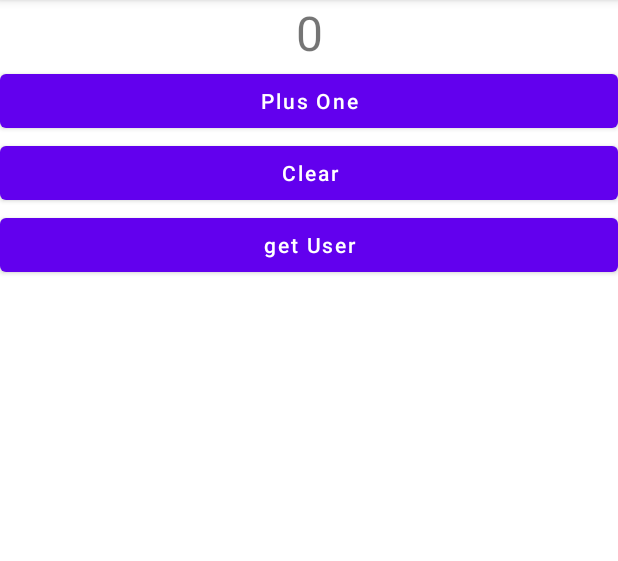
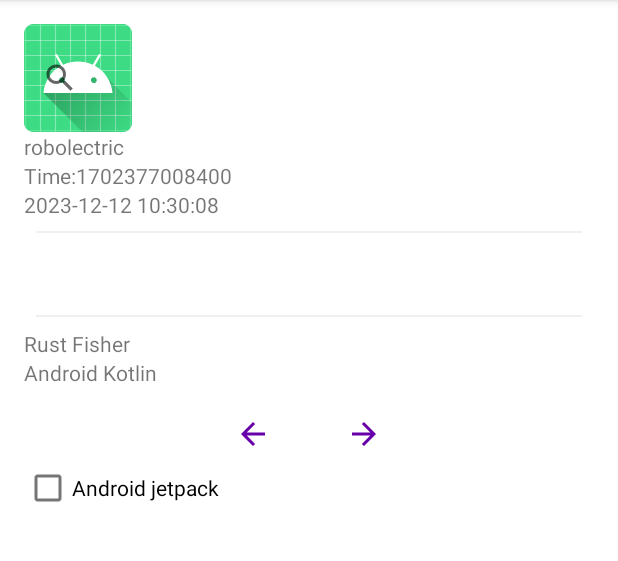
Before and after one commit to laimaiguo/JetpackPJroject, an Android app: the screen it shows after launch (MainActivity before the commit, DataBindingAct after it), on a phone screen of 412 x 824 dp, the part 84-645 px from its top. Run offline under Robolectric (Android 15) with nearby library versions, the phone set to English and light mode, and no system bars; our stand-ins replace data binding; 13 statements that could not run were skipped.

Commit message:
tips：jetpackDemo-DataBinding的使用，java11

```diff
--- a/app/src/main/AndroidManifest.xml
+++ b/app/src/main/AndroidManifest.xml
@@ -10,6 +10,8 @@
         android:supportsRtl="true"
         android:theme="@style/Theme.JetpackProject">
         <activity android:name=".MainActivity">
+        </activity>
+        <activity android:name=".DataBindingAct">
             <intent-filter>
                 <action android:name="android.intent.action.MAIN" />
 
--- /dev/null
+++ b/app/src/main/java/com/example/jetpackproject/DataBindingAct.kt
@@ -0,0 +1,78 @@
+package com.example.jetpackproject
+
+import android.os.Bundle
+import android.text.TextUtils
+import android.util.Log
+import android.widget.SearchView
+import androidx.appcompat.app.AppCompatActivity
+import androidx.databinding.DataBindingUtil
+import androidx.databinding.ObservableArrayList
+import androidx.databinding.ObservableArrayMap
+import com.example.jetpackproject.bean.ClickFunctionVM
+import com.example.jetpackproject.bean.SysInfoObs
+import com.example.jetpackproject.databinding.DatabindingLayoutBinding
+import com.google.android.material.snackbar.Snackbar
+import java.util.*
+
+/**
+ *Create by GWJ 2023/12/12 9:56
+ **/
+class DataBindingAct : AppCompatActivity() {
+    lateinit var binding: DatabindingLayoutBinding
+    private val mSysInfo = SysInfoObs()
+    private var mTimer: Timer? = null
+    private val mClickFunctionVM = ClickFunctionVM()
+
+    override fun onCreate(savedInstanceState: Bundle?) {
+        super.onCreate(savedInstanceState)
+        binding = DataBindingUtil.setContentView(this, R.layout.databinding_layout)
+        binding.info = mSysInfo
+        mTimer = Timer()
+        mTimer!!.schedule(object : TimerTask() {
+            override fun run() {
+                mSysInfo.timeStr.set("Time:${System.currentTimeMillis()}")
+                mSysInfo.time.set(System.currentTimeMillis())
+            }
+        }, 0, 100)
+        val user = ObservableArrayMap<String, Any>()
+        user["firstName"] = "Rust"
+        user["lastName"] = "Fisher"
+        user["age"] = 20
+        binding.user = user
+
+        val obList = ObservableArrayList<Any>()
+        obList.add("Rust")
+        obList.add("Fisher")
+        obList.add("Android")
+        obList.add(2023)
+        obList.add("Kotlin")
+        binding.obList = obList
+
+        //设置点击事件
+        binding.vm = mClickFunctionVM
+        searchListener()
+    }
+
+    //搜索监听事件
+    private fun searchListener() {
+        binding.searchView.setOnQueryTextListener(object : SearchView.OnQueryTextListener {
+            override fun onQueryTextSubmit(p0: String?): Boolean {
+                Snackbar.make(binding.searchView, "搜索内容===$p0", Snackbar.LENGTH_SHORT).show()
+                binding.searchView.clearFocus() //清除焦点，收起软键盘
+                return false
+            }
+
+            override fun onQueryTextChange(p0: String?): Boolean {
+                if (!TextUtils.isEmpty(p0)) {
+                    Log.e("onQueryTextChange", p0!!)
+                }
+                return false
+            }
+        })
+    }
+
+    override fun onDestroy() {
+        super.onDestroy()
+        mTimer!!.cancel()
+    }
+}
--- a/app/src/main/java/com/example/jetpackproject/MainActivity.kt
+++ b/app/src/main/java/com/example/jetpackproject/MainActivity.kt
@@ -6,19 +6,23 @@ import android.os.Bundle
 import android.view.View
 import androidx.appcompat.app.AppCompatActivity
 import androidx.core.content.edit
+import androidx.databinding.DataBindingUtil
 import androidx.lifecycle.ViewModelProvider
+import com.example.jetpackproject.databinding.ActivityMainBinding
 import com.example.jetpackproject.utils.MainViewModelFactory
 import com.example.jetpackproject.utils.MyObserver
 import com.example.jetpackproject.viewmodel.MainViewModel
-import kotlinx.android.synthetic.main.activity_main.*
 
 class MainActivity : AppCompatActivity(), View.OnClickListener {
+    var binding: ActivityMainBinding? = null
     lateinit var viewModel: MainViewModel
     lateinit var sp: SharedPreferences
 
     override fun onCreate(savedInstanceState: Bundle?) {
         super.onCreate(savedInstanceState)
-        setContentView(R.layout.activity_main)
+        /*binding = ActivityMainBinding.inflate(layoutInflater)
+        setContentView(binding?.root)*/
+        binding = DataBindingUtil.setContentView(this, R.layout.activity_main)
         sp = getPreferences(Context.MODE_PRIVATE)
         val countReserved = sp.getInt("count_reserved", 0)
         viewModel = ViewModelProvider(
@@ -26,21 +30,24 @@ class MainActivity : AppCompatActivity(), View.OnClickListener {
             MainViewModelFactory(countReserved)
         ).get(MainViewModel::class.java)
         initView()
+        binding!!.isshow = true
         //使用lifecycle感知activity的生命周期
         lifecycle.addObserver(MyObserver(lifecycle))
         //使用livedata 在数据发生变化的时候会通知观察者
         viewModel.counter.observe(this) {
-            infoText.text = it.toString()
+            binding!!.infoText.text = it.toString()
+            binding!!.content = it.toString()
+            binding!!.age = it
         }
         viewModel.user.observe(this) {
-            infoText.text = it.firstName
+            binding!!.infoText.text = it.firstName
         }
     }
 
     private fun initView() {
-        plusOneBtn.setOnClickListener(this)
-        clearBtn.setOnClickListener(this)
-        getUserBtn.setOnClickListener(this)
+        binding!!.plusOneBtn.setOnClickListener(this)
+        binding!!.clearBtn.setOnClickListener(this)
+        binding!!.getUserBtn.setOnClickListener(this)
     }
 
     override fun onClick(p0: View?) {
--- a/app/src/main/java/com/example/jetpackproject/bean/ModelBean.kt
+++ b/app/src/main/java/com/example/jetpackproject/bean/ModelBean.kt
@@ -1,6 +1,38 @@
 package com.example.jetpackproject.bean
+
+import android.os.Build
+import android.view.View
+import android.widget.CompoundButton
+import android.widget.Toast
+import androidx.databinding.ObservableField
 
 /**
  *Create by GWJ 2023/9/3 17:25
  **/
 data class User(var firstName: String, var lastName: String, var age: Int)
+
+
+class SysInfoObs {
+    val info1 = ObservableField(Build.MANUFACTURER)
+    val timeStr = ObservableField<String>()
+    val time = ObservableField<Long>()
+}
+
+//点击事件
+class ClickFunctionVM {
+    fun onClickBack(view: View) {
+        Toast.makeText(view.context, "后退", Toast.LENGTH_SHORT).show()
+    }
+
+    fun onClickAdd(view: View) {
+        Toast.makeText(view.context, "前进", Toast.LENGTH_SHORT).show()
+    }
+}
+
+//双向数据绑定
+class TwoWay {
+    val rememberMe = ObservableField(false)
+    fun rememberMeChanged(buttonView: CompoundButton, isChecked: Boolean) {
+        rememberMe.set(isChecked)
+    }
+}
--- /dev/null
+++ b/app/src/main/java/com/example/jetpackproject/utils/DateUtils.kt
@@ -0,0 +1,16 @@
+package com.example.jetpackproject.utils
+
+import java.text.SimpleDateFormat
+import java.util.*
+
+/**
+ *Create by GWJ 2023/12/12 14:06
+ **/
+object DateUtils {
+    fun getDate(currentTime: Long): String {
+        val calendar = Calendar.getInstance()
+        val simpleDateFormat = SimpleDateFormat("yyyy-MM-dd hh:mm:ss")
+        calendar.timeInMillis = currentTime
+        return simpleDateFormat.format(calendar.time)
+    }
+}
--- /dev/null
+++ b/app/src/main/res/drawable/ic_baseline_arrow_back_24.xml
@@ -0,0 +1,10 @@
+<vector xmlns:android="http://schemas.android.com/apk/res/android"
+    android:width="24dp"
+    android:height="24dp"
+    android:tint="#6800AA"
+    android:viewportWidth="24"
+    android:viewportHeight="24">
+    <path
+        android:fillColor="@android:color/white"
+        android:pathData="M20,11H7.83l5.59,-5.59L12,4l-8,8 8,8 1.41,-1.41L7.83,13H20v-2z" />
+</vector>
--- /dev/null
+++ b/app/src/main/res/drawable/ic_baseline_arrow_forward_24.xml
@@ -0,0 +1,10 @@
+<vector xmlns:android="http://schemas.android.com/apk/res/android"
+    android:width="24dp"
+    android:height="24dp"
+    android:tint="#6800AA"
+    android:viewportWidth="24"
+    android:viewportHeight="24">
+    <path
+        android:fillColor="@android:color/white"
+        android:pathData="M12,4l-1.41,1.41L16.17,11H4v2h12.17l-5.58,5.59L12,20l8,-8z" />
+</vector>
--- /dev/null
+++ b/app/src/main/res/layout/databinding_layout.xml
@@ -0,0 +1,143 @@
+<?xml version="1.0" encoding="utf-8"?>
+<layout xmlns:android="http://schemas.android.com/apk/res/android">
+
+    <data>
+        <!--导入的类名相同时可以用 alias声明别名，用别名进行使用-->
+        <import type="com.example.jetpackproject.bean.SysInfoObs" />
+
+        <import type="com.example.jetpackproject.utils.DateUtils" />
+
+        <variable
+            name="info"
+            type="SysInfoObs" />
+
+        <import type="androidx.databinding.ObservableArrayMap" />
+
+        <variable
+            name="user"
+            type="ObservableArrayMap&lt;String,Object>" />
+
+        <import type="androidx.databinding.ObservableArrayList" />
+
+        <variable
+            name="obList"
+            type="ObservableArrayList&lt;Object>" />
+
+        <import type="com.example.jetpackproject.bean.ClickFunctionVM" />
+
+        <variable
+            name="vm"
+            type="ClickFunctionVM" />
+
+        <import type="com.example.jetpackproject.bean.TwoWay" />
+
+        <variable
+            name="way"
+            type="TwoWay" />
+    </data>
+
+    <LinearLayout
+        android:layout_width="match_parent"
+        android:layout_height="match_parent"
+        android:orientation="vertical"
+        android:padding="@dimen/d16">
+        <!--搜索图标是否显示在搜索框内 iconifiedByDefault-->
+        <SearchView
+            android:id="@+id/searchView"
+            android:layout_width="wrap_content"
+            android:layout_height="wrap_content"
+            android:background="@mipmap/ic_launcher_round"
+            android:queryBackground="@color/purple_200"
+            android:queryHint="请输入关键字" />
+
+        <LinearLayout
+            android:layout_width="match_parent"
+            android:layout_height="wrap_content"
+            android:orientation="vertical">
+
+            <TextView
+                android:layout_width="wrap_content"
+                android:layout_height="wrap_content"
+                android:text="@{info.info1}" />
+
+            <TextView
+                android:layout_width="wrap_content"
+                android:layout_height="wrap_content"
+                android:text="@{info.timeStr}" />
+
+            <TextView
+                android:layout_width="wrap_content"
+                android:layout_height="wrap_content"
+                android:text="@{DateUtils.INSTANCE.getDate(info.time)}" />
+
+            <View
+                android:layout_width="match_parent"
+                android:layout_height="1dp"
+                android:layout_margin="8dp"
+                android:background="#f0f0f0" />
+
+            <!--注意格式-->
+            <TextView
+                android:layout_width="wrap_content"
+                android:layout_height="wrap_content"
+                android:text='@{user.firstName+" "+ user.lastName}' />
+
+            <TextView
+                android:layout_width="wrap_content"
+                android:layout_height="wrap_content"
+                android:text="@{String.valueOf(1+(Integer)user.age)}" />
+
+            <View
+                android:layout_width="match_parent"
+                android:layout_height="1dp"
+                android:layout_margin="8dp"
+                android:background="#f0f0f0" />
+
+            <TextView
+                android:layout_width="wrap_content"
+                android:layout_height="wrap_content"
+                android:text='@{obList[0]+" "+obList[1]}' />
+
+            <TextView
+                android:layout_width="wrap_content"
+                android:layout_height="wrap_content"
+                android:text='@{obList[2]+" "+obList[4]}' />
+
+            <TextView
+                android:layout_width="wrap_content"
+                android:layout_height="wrap_content"
+                android:text="@{String.valueOf(1+(Integer)obList[3])}" />
+        </LinearLayout>
+
+        <LinearLayout
+            android:layout_width="match_parent"
+            android:layout_height="wrap_content"
+            android:gravity="center_horizontal"
+            android:orientation="horizontal">
+
+            <!--点击事件可以使用点.或者两个冒号::-->
+            <ImageView
+                android:layout_width="wrap_content"
+                android:layout_height="wrap_content"
+                android:layout_marginEnd="50dp"
+                android:onClick="@{vm.onClickBack}"
+                android:src="@drawable/ic_baseline_arrow_back_24" />
+
+            <ImageView
+                android:layout_width="wrap_content"
+                android:layout_height="wrap_content"
+                android:onClick="@{vm::onClickAdd}"
+                android:src="@drawable/ic_baseline_arrow_forward_24" />
+
+        </LinearLayout>
+
+        <!--@={} 表示接收属性的数据更改并同时监听用户更新-->
+        <CheckBox
+            android:id="@+id/checkbox"
+            android:layout_width="wrap_content"
+            android:layout_height="wrap_content"
+            android:checked="@={way.rememberMe}"
+            android:text="Android jetpack" />
+
+    </LinearLayout>
+</layout>
--- /dev/null
+++ b/app/src/main/res/values/dimens.xml
@@ -0,0 +1,4 @@
+<?xml version="1.0" encoding="utf-8"?>
+<resources>
+    <dimen name="d16">16dp</dimen>
+</resources>
```
Also changed, not shown: app/build.gradle (+8 -1 lines), app/src/main/res/layout/activity_main.xml (+43 -2 lines).
